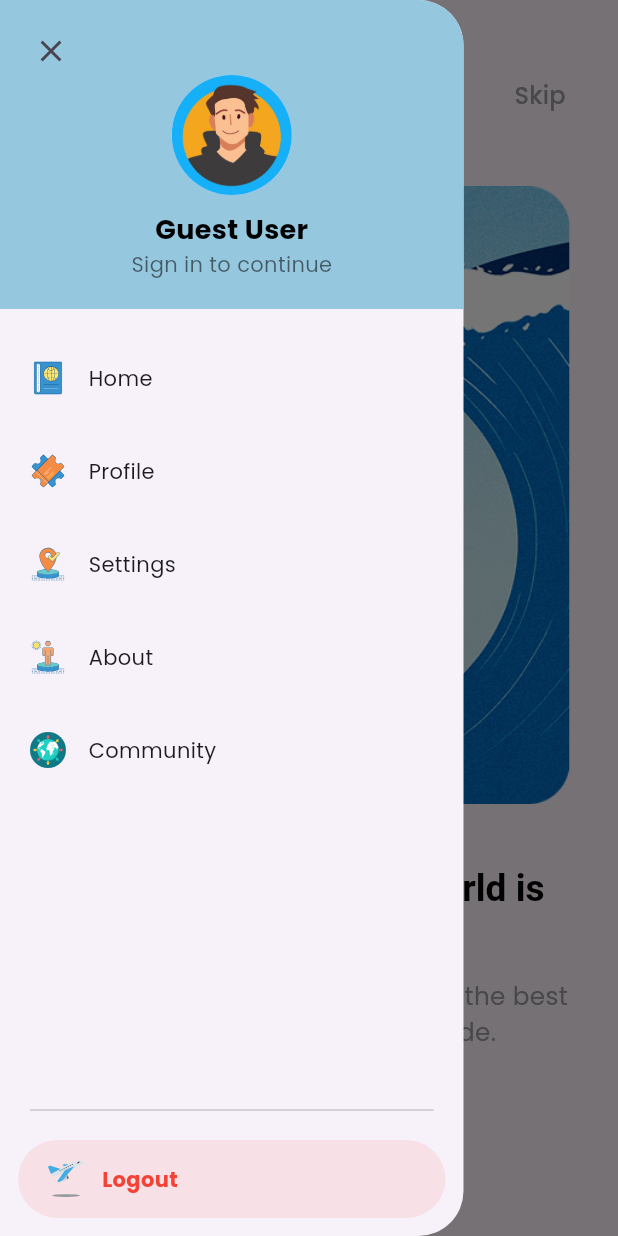
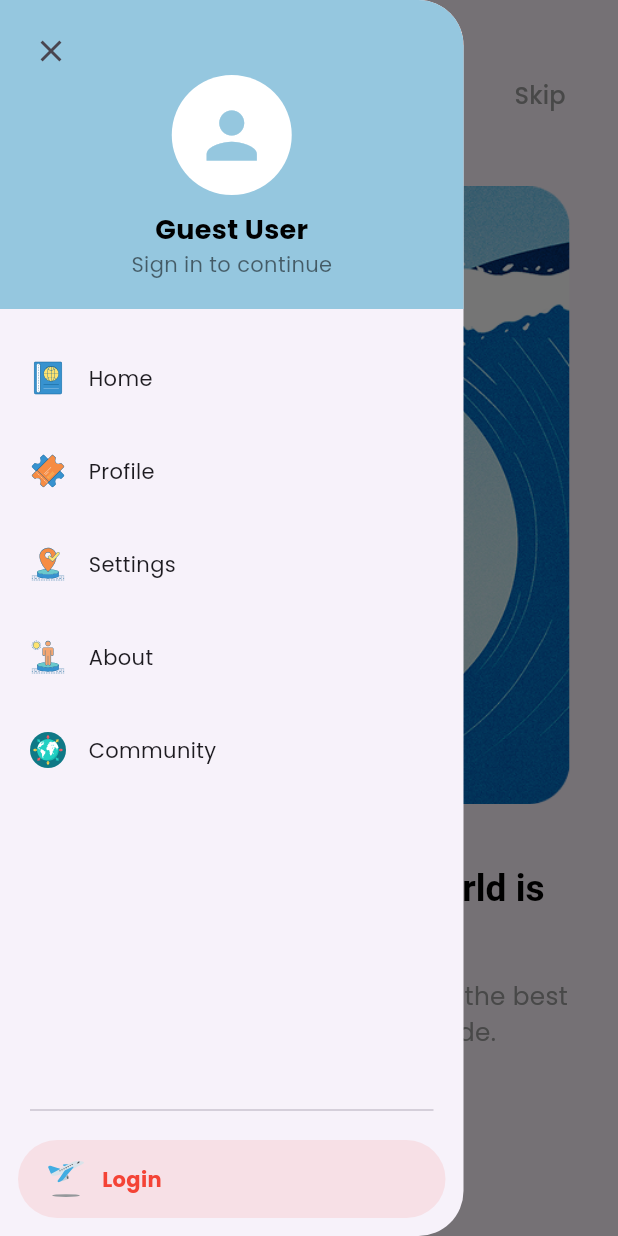
Before and after one commit to lanseu/BeyondBorders, a Flutter app: the screen it shows after launch, with the side drawer open, on a phone screen of 412 x 824 dp. Run offline on Flutter 3.47's test engine with Material 3 defaults, Android fonts, the phone set to English and light mode, and no system bars; our stand-ins replace cached_network_image, cloud_firestore, firebase_auth, firebase_core, firebase_database, firebase_storage and 5 more; accounts and stored records are empty.

Commit message:
Update: Drawer
Made the static information, dynamic and fetching it from firebase

```diff
--- a/lib/components/custom_drawer.dart
+++ b/lib/components/custom_drawer.dart
@@ -6,34 +6,98 @@ import 'package:beyond_borders/pages/about.dart';
 import 'package:beyond_borders/pages/destinations.dart';
 import 'package:beyond_borders/authentication/main_page.dart';
 import 'package:beyond_borders/authentication/registration.dart';
+import 'package:firebase_auth/firebase_auth.dart';
+import 'package:cloud_firestore/cloud_firestore.dart';
 
-class CustomDrawer extends StatelessWidget {
+class CustomDrawer extends StatefulWidget {
   const CustomDrawer({super.key});
+
+  @override
+  State<CustomDrawer> createState() => _CustomDrawerState();
+}
+
+class _CustomDrawerState extends State<CustomDrawer> {
+  final FirebaseAuth _auth = FirebaseAuth.instance;
+  final FirebaseFirestore _firestore = FirebaseFirestore.instance;
+  bool _isLoading = true;
+  String _fullName = 'Guest User';
+  String _email = '';
+  bool _isLoggedIn = false;
+
+  @override
+  void initState() {
+    super.initState();
+    _loadUserData();
+  }
+
+  Future<void> _loadUserData() async {
+    setState(() {
+      _isLoading = true;
+    });
+
+    try {
+      User? currentUser = _auth.currentUser;
+
+      if (currentUser != null) {
+        // User is logged in
+        setState(() {
+          _isLoggedIn = true;
+          _email = currentUser.email ?? '';
+        });
+
+        // Get additional user data from Firestore
+        final userDoc = await _firestore
+            .collection('users')
+            .doc(currentUser.uid)
+            .get();
+
+        if (userDoc.exists) {
+          final userData = userDoc.data() as Map<String, dynamic>;
+
+          setState(() {
+            _fullName = userData['fullName'] ?? 'User';
+          });
+        }
+      }
+    } catch (e) {
+      print('Error loading user data: $e');
+    } finally {
+      setState(() {
+        _isLoading = false;
+      });
+    }
+  }
 
   @override
   Widget build(BuildContext context) {
     return Drawer(
       width: MediaQuery.of(context).size.width * 0.75,
-      shape: RoundedRectangleBorder(
+      shape: const RoundedRectangleBorder(
         borderRadius: BorderRadius.horizontal(right: Radius.circular(30)),
       ),
       child: Column(
         children: [
           Stack(
             children: [
-              DrwHeader(),
+              _isLoading
+                  ? const Center(child: CircularProgressIndicator())
+                  : DrwHeader(
+                fullName: _fullName,
+                email: _email,
+                isLoggedIn: _isLoggedIn,
+              ),
               Positioned(
                 top: 10,
                 left: 10,
                 child: IconButton(
-                  icon: Icon(Icons.close, size: 24),
+                  icon: const Icon(Icons.close, size: 24),
                   onPressed: () => Navigator.pop(context),
                 ),
               ),
             ],
           ),
-          SizedBox(height: 10),
-          Expanded(child: DrwListView()),
+          const SizedBox(height: 10),
+          const Expanded(child: DrwListView()),
           Padding(
             padding: const EdgeInsets.only(left: 20, right: 20),
             child: Divider(),
@@ -41,16 +105,18 @@ class CustomDrawer extends StatelessWidget {
           Padding(
             padding: const EdgeInsets.all(12.0),
             child: InkWell(
-              onTap: () => Navigator.push(context,
-                  MaterialPageRoute(builder: (context) => OnboardingScreen())),
-              borderRadius:
-                  BorderRadius.circular(30), // Ripple effect respects radius
+              onTap: () {
+                Navigator.pop(context); // Close drawer first
+                _isLoggedIn
+                    ? _signOut(context)
+                    : Navigator.push(context, MaterialPageRoute(builder: (context) => OnboardingScreen()));
+              },
+              borderRadius: BorderRadius.circular(30),
               child: Container(
-                padding: EdgeInsets.symmetric(vertical: 14, horizontal: 20),
+                padding: const EdgeInsets.symmetric(vertical: 14, horizontal: 20),
                 decoration: BoxDecoration(
-                  color: Colors.red.withOpacity(0.1), // Light red background
-                  borderRadius:
-                      BorderRadius.circular(30), // Fully rounded corners
+                  color: Colors.red.withOpacity(0.1),
+                  borderRadius: BorderRadius.circular(30),
                 ),
                 child: Row(
                   children: [
@@ -59,10 +125,10 @@ class CustomDrawer extends StatelessWidget {
                       height: 24,
                       width: 24,
                     ),
-                    SizedBox(width: 12),
+                    const SizedBox(width: 12),
                     Text(
-                      "Logout",
-                      style: TextStyle(
+                      _isLoggedIn ? "Logout" : "Login",
+                      style: const TextStyle(
                         color: Colors.red,
                         fontWeight: FontWeight.bold,
                       ),
@@ -76,42 +142,75 @@ class CustomDrawer extends StatelessWidget {
       ),
     );
   }
+
+  Future<void> _signOut(BuildContext context) async {
+    try {
+      await FirebaseAuth.instance.signOut();
+      if (!context.mounted) return;
+      Navigator.pushAndRemoveUntil(
+        context,
+        MaterialPageRoute(builder: (context) => OnboardingScreen()),
+            (route) => false,
+      );
+    } catch (e) {
+      print('Error signing out: $e');
+    }
+  }
 }
 
 class DrwHeader extends StatelessWidget {
-  const DrwHeader({super.key});
+  final String fullName;
+  final String email;
+  final bool isLoggedIn;
+
+  const DrwHeader({
+    super.key,
+    required this.fullName,
+    required this.email,
+    required this.isLoggedIn,
+  });
 
   @override
   Widget build(BuildContext context) {
     return Container(
-      width: double.infinity, // Ensures full width
-      padding: EdgeInsets.all(20),
-      decoration: BoxDecoration(
-        color: const Color(0xff95C7DF),
+      width: double.infinity,
+      padding: const EdgeInsets.all(20),
+      decoration: const BoxDecoration(
+        color: Color(0xff95C7DF),
         borderRadius: BorderRadius.only(
           topRight: Radius.circular(30),
         ),
       ),
       child: Column(
-        crossAxisAlignment: CrossAxisAlignment.center, // Center the content
+        crossAxisAlignment: CrossAxisAlignment.center,
         children: [
-          SizedBox(height: 30),
+          const SizedBox(height: 30),
           CircleAvatar(
             radius: 40,
-            backgroundImage: AssetImage("assets/images/avatar.jpg"),
+            backgroundColor: Colors.white,
+            child: isLoggedIn
+                ? Text(
+              fullName.isNotEmpty ? fullName[0].toUpperCase() : "U",
+              style: const TextStyle(
+                fontSize: 40,
+                fontWeight: FontWeight.bold,
+                color: Color(0xff95C7DF),
+              ),
+            )
+                : const Icon(Icons.person, size: 50, color: Color(0xff95C7DF)),
           ),
-          SizedBox(height: 10),
+          const SizedBox(height: 10),
           Text(
-            'Guest User',
-            style: TextStyle(
+            fullName,
+            style: const TextStyle(
               fontSize: 18,
               fontWeight: FontWeight.bold,
               color: Colors.black,
             ),
           ),
           Text(
-            "Sign in to continue",
-            style: TextStyle(
+            isLoggedIn ? email : "Sign in to continue",
+            style: const TextStyle(
               fontSize: 14,
               color: Colors.black54,
             ),
@@ -127,11 +226,12 @@ class HoverListTile extends StatefulWidget {
   final String iconPath;
   final VoidCallback onTap;
 
-  const HoverListTile(
-      {super.key,
-      required this.title,
-      required this.iconPath,
-      required this.onTap});
+  const HoverListTile({
+    super.key,
+    required this.title,
+    required this.iconPath,
+    required this.onTap,
+  });
 
   @override
   _HoverListTileState createState() => _HoverListTileState();
@@ -151,8 +251,8 @@ class _HoverListTileState extends State<HoverListTile> {
       },
       borderRadius: BorderRadius.circular(30),
       child: AnimatedContainer(
-        duration: Duration(milliseconds: 200),
-        padding: EdgeInsets.symmetric(vertical: 14, horizontal: 20),
+        duration: const Duration(milliseconds: 200),
+        padding: const EdgeInsets.symmetric(vertical: 14, horizontal: 20),
         decoration: BoxDecoration(
           color: _isHovered ? const Color(0xff95C7DF) : Colors.transparent,
           borderRadius: BorderRadius.circular(30),
@@ -160,7 +260,7 @@ class _HoverListTileState extends State<HoverListTile> {
         child: Row(
           children: [
             SvgPicture.asset(widget.iconPath, height: 24, width: 24),
-            SizedBox(width: 15),
+            const SizedBox(width: 15),
             Text(
               widget.title,
               style: TextStyle(
@@ -181,34 +281,35 @@ class DrwListView extends StatelessWidget {
   Widget build(BuildContext context) {
     return Column(
       children: [
-        SizedBox(height: 10),
+        const SizedBox(height: 10),
         HoverListTile(
           title: "Home",
           iconPath: 'assets/icons/home_icon.svg',
           onTap: () => Navigator.push(
-              context, MaterialPageRoute(builder: (context) => Destination())),
+              context, MaterialPageRoute(builder: (context) => const Destination())),
         ),
-        SizedBox(height: 10),
+        const SizedBox(height: 10),
         HoverListTile(
           title: "Profile",
           iconPath: 'assets/icons/registration_icon.svg',
-          onTap: () => Navigator.pushNamed(context, '/profile'),
+          onTap: () => Navigator.push(
+              context, MaterialPageRoute(builder: (context) => const Profile())),
         ),
-        SizedBox(height: 10),
+        const SizedBox(height: 10),
         HoverListTile(
           title: "Settings",
           iconPath: 'assets/icons/destination_icon.svg',
-
-          onTap: () => Navigator.push(context, MaterialPageRoute(builder: (context) => Destination())),
+          onTap: () => Navigator.push(
+              context, MaterialPageRoute(builder: (context) => const Destination())),
         ),
-        SizedBox(height: 10),
+        const SizedBox(height: 10),
         HoverListTile(
           title: "About",
           iconPath: 'assets/icons/about_icon.svg',
           onTap: () => Navigator.push(
-              context, MaterialPageRoute(builder: (context) => about())),
+              context, MaterialPageRoute(builder: (context) => const about())),
         ),
-        SizedBox(height: 10),
+        const SizedBox(height: 10),
         HoverListTile(
           title: "Community",
           iconPath: 'assets/icons/community.svg',
```
